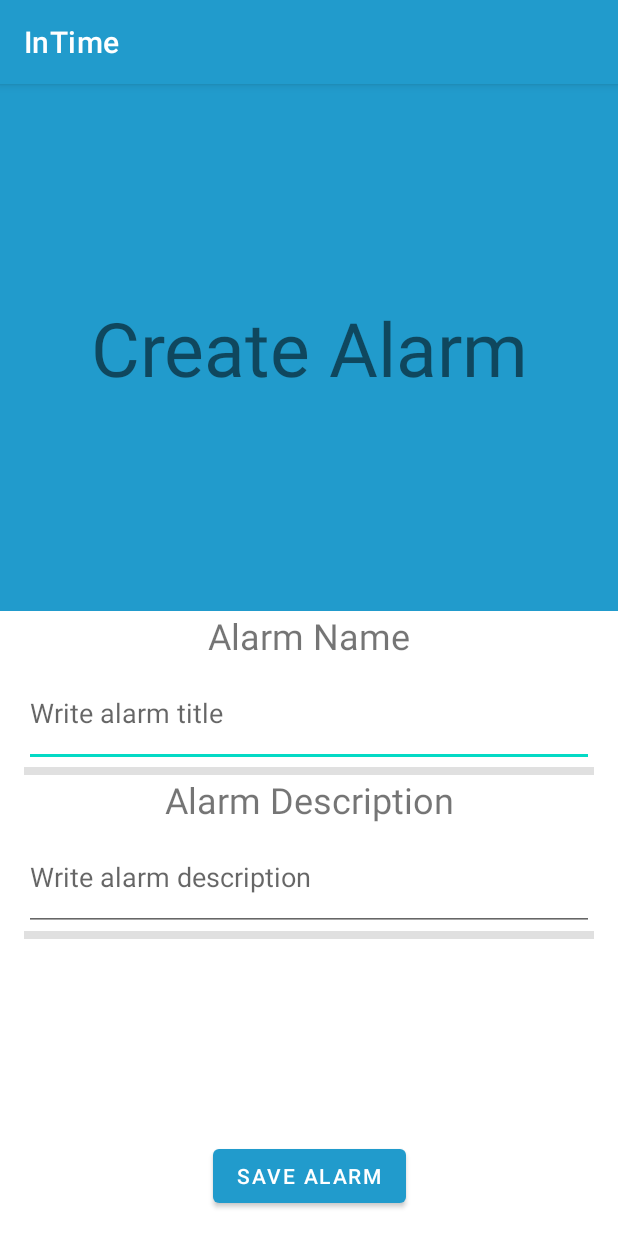
After one commit to Noname3123/InTime, an Android app: the AlarmEditSettings screen opened directly, with no data from a screen before it, on a phone screen of 412 x 824 dp. The commit adds this screen. Run offline under Robolectric (Android 15) with nearby library versions, the phone set to English and light mode, and no system bars.

Commit message:
Began visual design of Alarm edit/create activity, check AndroidManifest.xml for possible errors

```diff
--- a/app/build.gradle
+++ b/app/build.gradle
@@ -40,6 +40,8 @@ dependencies {
     implementation 'androidx.lifecycle:lifecycle-viewmodel-ktx:2.4.1'
     implementation 'androidx.legacy:legacy-support-v4:1.0.0'
     implementation 'androidx.recyclerview:recyclerview:1.2.1'
+    implementation 'androidx.navigation:navigation-fragment:2.4.1'
+    implementation 'androidx.navigation:navigation-ui:2.4.1'
     testImplementation 'junit:junit:4.13.2'
     androidTestImplementation 'androidx.test.ext:junit:1.1.5'
     androidTestImplementation 'androidx.test.espresso:espresso-core:3.5.1'
--- a/app/src/main/AndroidManifest.xml
+++ b/app/src/main/AndroidManifest.xml
@@ -12,6 +12,14 @@
         android:theme="@style/Theme.InTime"
         tools:targetApi="31">
         <activity
+            android:name=".alarmEditMenu.AlarmEditSettings"
+            android:exported="false" />
+        <!--activity
+            android:name=".a"
+            android:exported="false"
+            android:label="@string/title_activity_alarmedit"
+            android:theme="@style/Theme.InTime.NoActionBar" /-->
+        <activity
             android:name=".fragments.MainActivity"
             android:exported="true"
             android:label="@string/app_name"
--- /dev/null
+++ b/app/src/main/java/com/jakupovic/intime/alarmEditMenu/AlarmEditSettings.java
@@ -0,0 +1,16 @@
+package com.jakupovic.intime.alarmEditMenu;
+
+import androidx.appcompat.app.AppCompatActivity;
+
+import android.os.Bundle;
+
+import com.jakupovic.intime.R;
+
+public class AlarmEditSettings extends AppCompatActivity {
+
+    @Override
+    protected void onCreate(Bundle savedInstanceState) {
+        super.onCreate(savedInstanceState);
+        setContentView(R.layout.activity_alarm_edit_settings);
+    }
+}
--- /dev/null
+++ b/app/src/main/res/layout/activity_alarm_edit_settings.xml
@@ -0,0 +1,109 @@
+<?xml version="1.0" encoding="utf-8"?>
+<androidx.constraintlayout.widget.ConstraintLayout xmlns:android="http://schemas.android.com/apk/res/android"
+    xmlns:app="http://schemas.android.com/apk/res-auto"
+    xmlns:tools="http://schemas.android.com/tools"
+    android:layout_width="match_parent"
+    android:layout_height="match_parent"
+    tools:context=".alarmEditMenu.AlarmEditSettings">
+
+    <View
+        android:id="@+id/view2"
+        android:layout_width="0dp"
+        android:layout_height="0dp"
+        android:background="#219BCC"
+        app:layout_constraintBottom_toTopOf="@+id/scrollView3"
+        app:layout_constraintEnd_toEndOf="parent"
+        app:layout_constraintStart_toStartOf="parent"
+        app:layout_constraintTop_toTopOf="parent" />
+
+    <TextView
+        android:id="@+id/alarmEditTitle"
+        android:layout_width="0dp"
+        android:layout_height="wrap_content"
+        android:text="@string/AlarmEditTitle"
+        android:textAlignment="center"
+        android:textSize="50sp"
+        app:layout_constraintBottom_toBottomOf="@+id/view2"
+        app:layout_constraintEnd_toEndOf="@+id/view2"
+        app:layout_constraintStart_toStartOf="@+id/view2"
+        app:layout_constraintTop_toTopOf="@+id/view2" />
+
+    <ScrollView
+        android:id="@+id/scrollView3"
+        android:layout_width="0dp"
+        android:layout_height="0dp"
+        android:layout_marginStart="16dp"
+        android:layout_marginEnd="16dp"
+        app:layout_constraintBottom_toTopOf="@+id/saveAlarm"
+        app:layout_constraintEnd_toEndOf="parent"
+        app:layout_constraintStart_toStartOf="parent"
+        app:layout_constraintTop_toBottomOf="@+id/view2">
+
+        <LinearLayout
+            android:layout_width="match_parent"
+            android:layout_height="wrap_content"
+            android:orientation="vertical" >
+
+            <TextView
+                android:id="@+id/AlarmNameTitle"
+                android:layout_width="match_parent"
+                android:layout_height="match_parent"
+                android:text="Alarm Name"
+                android:textAlignment="center"
+                android:textSize="24sp" />
+
+            <EditText
+                android:importantForAutofill="no"
+                android:id="@+id/alarmTitleInput"
+                android:layout_width="match_parent"
+                android:layout_height="71dp"
+                android:ems="10"
+                android:hint="@string/alarmTitleInputFieldText"
+                android:inputType="textPersonName" />
+
+            <View
+                android:id="@+id/divider"
+                android:layout_width="match_parent"
+                android:layout_height="5dp"
+                android:background="?android:attr/listDivider" />
+
+            <TextView
+                android:id="@+id/alarmDescTitle"
+                android:layout_width="match_parent"
+                android:layout_height="match_parent"
+                android:text="Alarm Description"
+                android:textAlignment="center"
+                android:textSize="24sp" />
+
+            <EditText
+                android:id="@+id/alarmDescInput"
+                android:layout_width="match_parent"
+                android:layout_height="71dp"
+                android:ems="10"
+                android:hint="@string/alarmDescInputFieldText"
+                android:importantForAutofill="no"
+                android:inputType="textPersonName" />
+
+            <View
+                android:id="@+id/divider2"
+                android:layout_width="match_parent"
+                android:layout_height="5dp"
+                android:background="?android:attr/listDivider" />
+        </LinearLayout>
+    </ScrollView>
+
+    <Button
+        android:id="@+id/saveAlarm"
+        android:layout_width="wrap_content"
+        android:layout_height="wrap_content"
+        android:layout_marginStart="16dp"
+        android:layout_marginTop="2dp"
+        android:layout_marginEnd="16dp"
+        android:layout_marginBottom="16dp"
+        android:text="@string/alarmSaveButton"
+        app:layout_constraintBottom_toBottomOf="parent"
+        app:layout_constraintEnd_toEndOf="parent"
+        app:layout_constraintStart_toStartOf="parent"
+        app:layout_constraintTop_toBottomOf="@+id/scrollView3" />
+
+</androidx.constraintlayout.widget.ConstraintLayout>
--- a/app/src/main/res/values/strings.xml
+++ b/app/src/main/res/values/strings.xml
@@ -20,4 +20,17 @@
     <string name="ButtonLap">Lap</string>
     <string name="ButtonStop">Stop</string>
     <string name="ButtonReset">Reset</string>
+    <string name="title_activity_alarmedit">AlarmeditActivity</string>
+    <string name="AlarmEditTitle">Create Alarm</string>
+    <string name="alarmSaveButton">Save Alarm</string>
+    <string name="alarmTitleInputFieldText">Write alarm title</string>
+    <string name="alarmDescInputFieldText">Write alarm description</string>
+    <!-- Strings used for fragments for navigation -->
+    <string name="first_fragment_label">First Fragment</string>
+    <string name="second_fragment_label">Second Fragment</string>
+    <string name="next">Next</string>
+    <string name="previous">Previous</string>
+
+    <string name="hello_first_fragment">Hello first fragment</string>
+    <string name="hello_second_fragment">Hello second fragment. Arg: %1$s</string>
 </resources>
```
